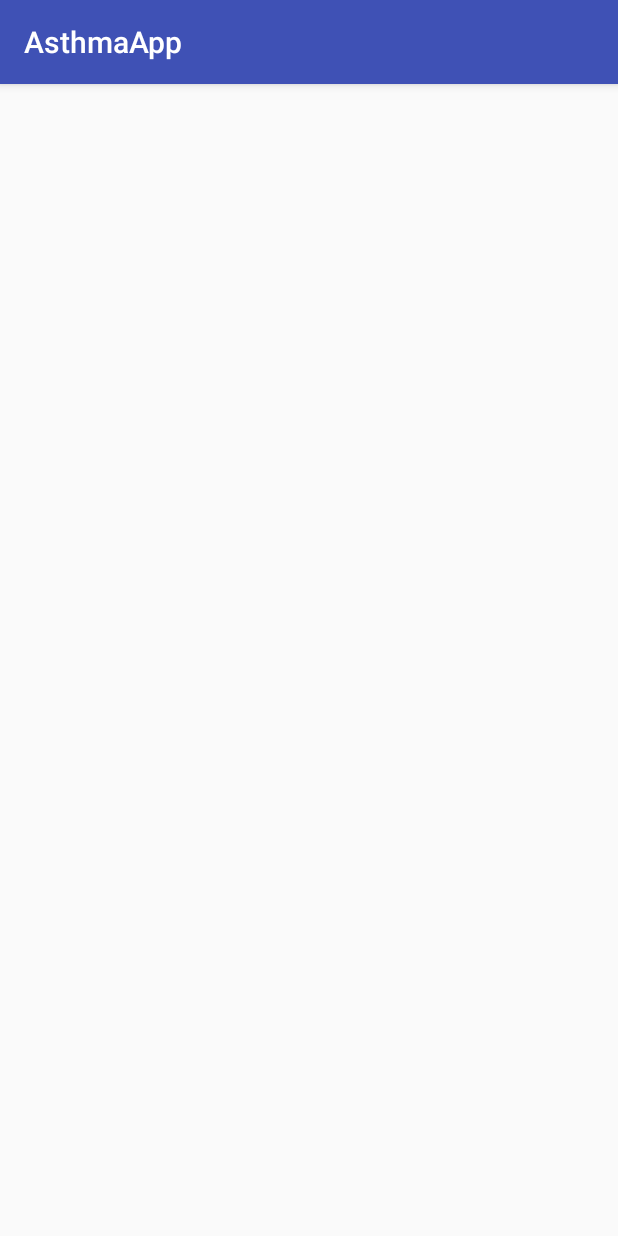
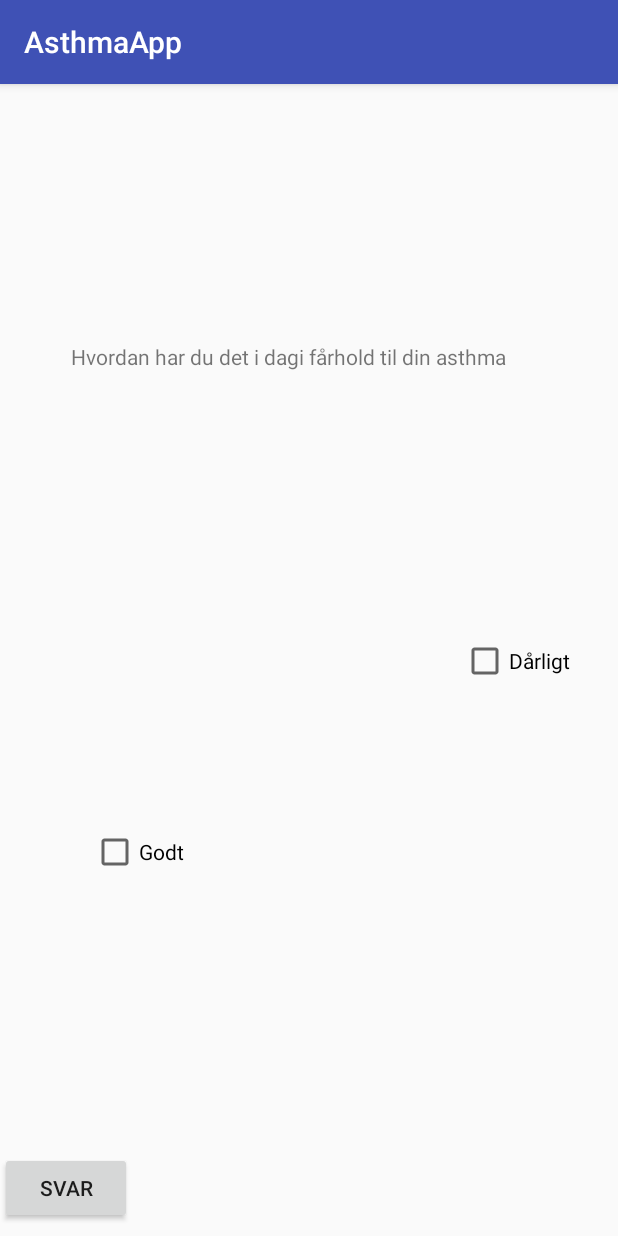
Before and after one commit to jeajonasjea/AsthmaAppJava, an Android app: the Spoergeskema screen opened directly, with no data from a screen before it, on a phone screen of 412 x 824 dp. Run offline under Robolectric (Android 15) with nearby library versions, the phone set to English and light mode, and no system bars.

Commit message:
lavet spørgeskema activity færdigt

```diff
--- a/app/src/main/java/com/example/styrm/asthmaapp/MainActivity.java
+++ b/app/src/main/java/com/example/styrm/asthmaapp/MainActivity.java
@@ -32,6 +32,5 @@ public class MainActivity extends AppCompatActivity {
                 startActivity(i2);
             }
         });
-
     }
 }
--- a/app/src/main/res/drawable/ic_launcher_background.xml
+++ b/app/src/main/res/drawable/ic_launcher_background.xml
@@ -167,4 +167,5 @@
         android:pathData="M79,19L79,89"
         android:strokeColor="#33FFFFFF"
         android:strokeWidth="0.8" />
+
 </vector>
--- a/app/src/main/res/layout/activity_spoergeskema.xml
+++ b/app/src/main/res/layout/activity_spoergeskema.xml
@@ -6,4 +6,56 @@
     android:layout_height="match_parent"
     tools:context="com.example.styrm.asthmaapp.Spoergeskema">
 
+    <CheckBox
+        android:id="@+id/dårligBox"
+        android:layout_width="wrap_content"
+        android:layout_height="27dp"
+        android:layout_marginBottom="8dp"
+        android:layout_marginEnd="32dp"
+        android:layout_marginTop="8dp"
+        android:text="Dårligt"
+        app:layout_constraintBottom_toBottomOf="parent"
+        app:layout_constraintEnd_toEndOf="parent"
+        app:layout_constraintTop_toTopOf="parent" />
+
+    <CheckBox
+        android:id="@+id/godtBox"
+        android:layout_width="wrap_content"
+        android:layout_height="wrap_content"
+        android:layout_marginBottom="240dp"
+        android:layout_marginEnd="8dp"
+        android:layout_marginStart="8dp"
+        android:layout_marginTop="8dp"
+        android:text="Godt"
+        app:layout_constraintBottom_toBottomOf="parent"
+        app:layout_constraintEnd_toStartOf="@+id/dårligBox"
+        app:layout_constraintHorizontal_bias="0.229"
+        app:layout_constraintStart_toStartOf="parent"
+        app:layout_constraintTop_toTopOf="parent"
+        app:layout_constraintVertical_bias="1.0" />
+
+    <Button
+        android:id="@+id/svarKnap"
+        android:layout_width="wrap_content"
+        android:layout_height="wrap_content"
+        android:layout_marginBottom="8dp"
+        android:text="Svar"
+        app:layout_constraintBottom_toBottomOf="parent"
+        tools:layout_editor_absoluteX="148dp" />
+
+    <TextView
+        android:id="@+id/SpørgsmålBox1"
+        android:layout_width="318dp"
+        android:layout_height="41dp"
+        android:layout_marginBottom="8dp"
+        android:layout_marginEnd="8dp"
+        android:layout_marginStart="8dp"
+        android:layout_marginTop="8dp"
+        android:text="Hvordan har du det i dagi fårhold til din asthma"
+        app:layout_constraintBottom_toTopOf="@+id/svarKnap"
+        app:layout_constraintEnd_toEndOf="parent"
+        app:layout_constraintStart_toStartOf="parent"
+        app:layout_constraintTop_toTopOf="parent"
+        app:layout_constraintVertical_bias="0.25" />
+
 </android.support.constraint.ConstraintLayout>
```
Also changed, not shown: app/src/main/java/com/example/styrm/asthmaapp/Spoergeskema.java (+47 -0 lines), app/src/main/res/drawable-v24/ic_launcher_foreground.xml (+2 -33 lines), app/src/main/res/layout/activity_main.xml (+0 -20 lines).
